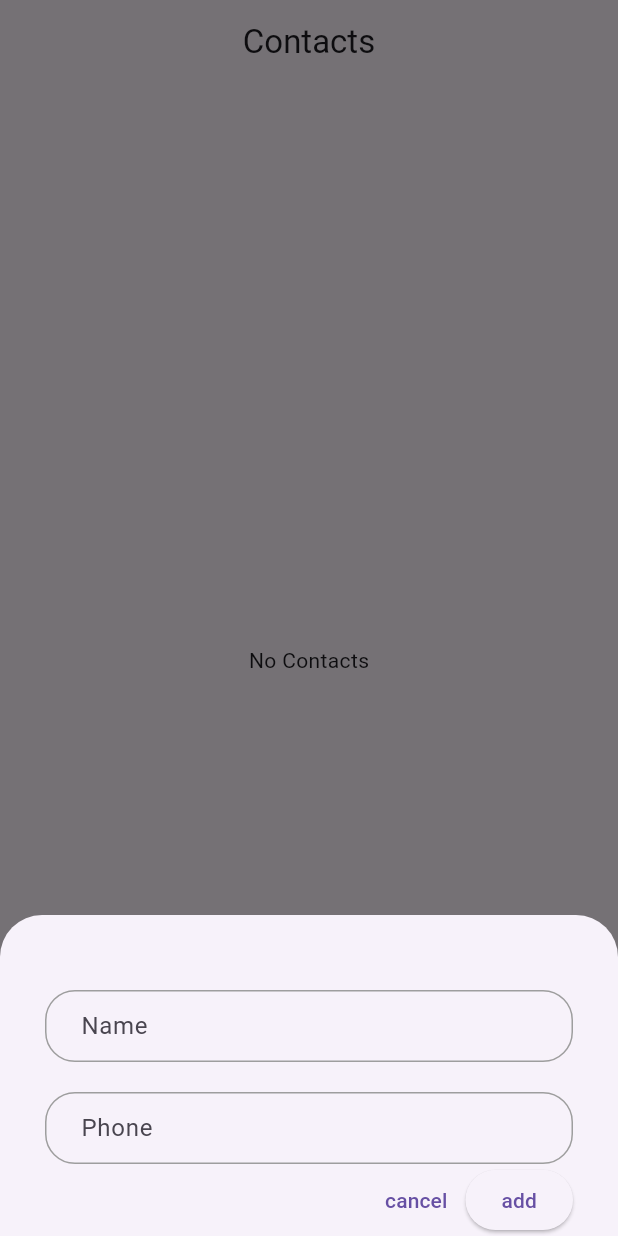
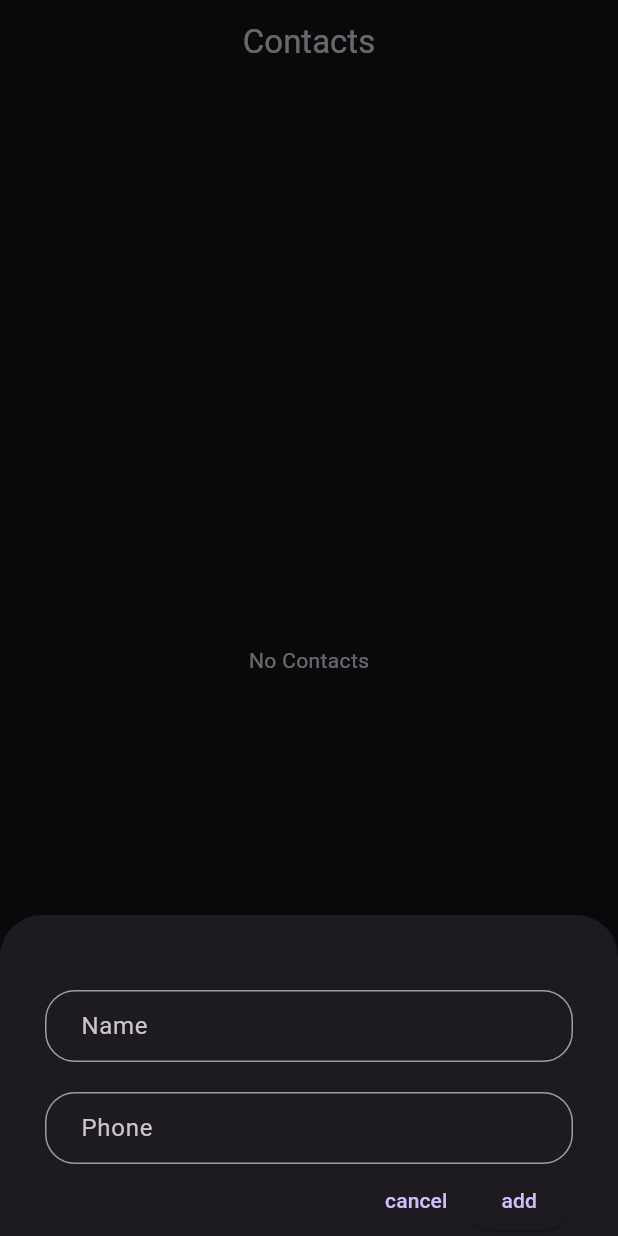
Before and after one commit to AbhimanyuT0800/Contacts-App, a Flutter app: the screen it shows after launch, after a tap on "Add contact", on a phone screen of 412 x 824 dp. Run offline on Flutter 3.47's test engine with Material 3 defaults, Android fonts, the phone set to English and light mode, and no system bars; our stand-ins replace flutter_riverpod, objectbox, riverpod_annotation; generated files the repository leaves out were written again.

```diff
--- a/lib/main.dart
+++ b/lib/main.dart
@@ -6,7 +6,11 @@ import 'package:flutter_riverpod/flutter_riverpod.dart';
 void main() async {
   WidgetsFlutterBinding.ensureInitialized();
   await ContactServices.createBox();
-  runApp(const ProviderScope(child: MainApp()));
+  runApp(
+    const ProviderScope(
+      child: MainApp(),
+    ),
+  );
 }
 
 class MainApp extends StatelessWidget {
@@ -14,6 +18,10 @@ class MainApp extends StatelessWidget {
 
   @override
   Widget build(BuildContext context) {
-    return MaterialApp(debugShowCheckedModeBanner: false, home: ContactPage());
+    return MaterialApp(
+      theme: ThemeData.dark(),
+      debugShowCheckedModeBanner: false,
+      home: ContactPage(),
+    );
   }
 }
--- a/lib/view/pages/contacts.dart
+++ b/lib/view/pages/contacts.dart
@@ -12,8 +12,8 @@ class ContactPage extends ConsumerWidget {
 
   @override
   Widget build(BuildContext context, WidgetRef ref) {
-    final List<ContactEntity> contactList =
-        ref.watch(contactProvider) as List<ContactEntity>;
+    final List<ContactEntity> contactList = ref.watch(contactProvider);
+    print(contactList.length);
     return Scaffold(
       appBar: AppBar(
         title: const Center(
@@ -24,27 +24,36 @@ class ContactPage extends ConsumerWidget {
           ? const Center(
               child: Text('No Contacts'),
             )
-          : Expanded(
-              child: ListView.builder(
+          : ListView.builder(
+              shrinkWrap: true,
               itemCount: contactList.length,
               itemBuilder: (context, index) {
                 return ListTile(
-                    title: Text(contactList[index].name),
+                    title: Text(
+                      contactList[index].name,
+                      style: const TextStyle(
+                          fontSize: 20, fontWeight: FontWeight.w700),
+                    ),
                     subtitle: Text(contactList[index].phone),
                     leading: CircleAvatar(
-                      child: Text(contactList[index].name[0]),
+                      child: Text(
+                        contactList[index].name[0].toUpperCase(),
+                        style: const TextStyle(
+                            fontSize: 20, fontWeight: FontWeight.w800),
                       ),
-                    trailing: Row(
-                      mainAxisSize: MainAxisSize.min,
-                      children: [
-                        IconButton(
+                    ),
+                    trailing: PopupMenuButton(itemBuilder: (context) {
+                      return [
+                        // Edit Contact
+                        PopupMenuItem<int>(
+                          child: TextButton(
                               onPressed: () {
+                                name.text = contactList[index].name;
+                                phone.text = contactList[index].phone;
                                 showModalBottomSheet(
                                   context: context,
                                   builder: (context) {
-                                  name.text = contactList[index].name;
-                                  phone.text = contactList[index].phone;
-                                  return ModelBottomSheet(
+                                    return localBottomSheet(
                                         formKey: formKey,
                                         name: name,
                                         phone: phone,
@@ -54,37 +63,48 @@ class ContactPage extends ConsumerWidget {
                                               ContactEntity(
                                             id: contactList[index].id,
                                             name: name.text,
-                                                phone: phone.text);
+                                            phone: phone.text,
+                                          );
                                           ref
                                               .watch(contactProvider.notifier)
                                               .putContact(contact);
                                           Navigator.pop(context);
                                           name.clear();
                                           phone.clear();
-                                      });
-                                });
                                         },
-                          icon: const Icon(Icons.edit),
+                                        context: context,
+                                        isEdit: true);
+                                  },
+                                );
+                              },
+                              child: const Text('Edit')),
                         ),
-                        IconButton(
+                        // delete contact
+                        PopupMenuItem(
+                          child: TextButton(
                             onPressed: () {
                               ref
                                   .watch(contactProvider.notifier)
                                   .removeContact(contactList[index].id);
+                              Navigator.pop(context);
                             },
-                            icon: const Icon(Icons.delete_forever_sharp))
-                      ],
+                            child: const Text('Delete'),
                           ),
-                  );
+                        )
+                      ];
+                    }));
               },
             ),
-            ),
+      // add-contacts
       floatingActionButton: FloatingActionButton.extended(
           onPressed: () {
+            phone.clear();
+            name.clear();
+
             showModalBottomSheet(
               context: context,
               builder: (context) {
-                return ModelBottomSheet(
+                return localBottomSheet(
                   onPressed: () {
                     final ContactEntity contact =
                         ContactEntity(name: name.text, phone: phone.text);
@@ -97,6 +117,8 @@ class ContactPage extends ConsumerWidget {
                   formKey: formKey,
                   name: name,
                   phone: phone,
+                  context: context,
+                  isEdit: false,
                 );
               },
             );
--- a/lib/view/widgets/add_contact_bottom_sheet.dart
+++ b/lib/view/widgets/add_contact_bottom_sheet.dart
@@ -1,33 +1,25 @@
 import 'package:flutter/material.dart';
+import 'package:flutter/services.dart';
 import 'package:flutter_riverpod/flutter_riverpod.dart';
 
-class ModelBottomSheet extends StatelessWidget {
-  const ModelBottomSheet({
-    super.key,
-    required this.formKey,
-    required this.name,
-    required this.phone,
-    required this.ref,
-    required this.onPressed,
-  });
-  final WidgetRef ref;
-  final TextEditingController name;
-  final TextEditingController phone;
-  final GlobalKey<FormState> formKey;
-  final Function() onPressed;
-
-  @override
-  Widget build(BuildContext context) {
-    return SingleChildScrollView(
-      child: Padding(
-        padding: const EdgeInsets.symmetric(
-          horizontal: 30,
+Padding localBottomSheet({
+  required BuildContext context,
+  required GlobalKey<FormState> formKey,
+  required TextEditingController name,
+  required TextEditingController phone,
+  required WidgetRef ref,
+  required Function() onPressed,
+  required bool isEdit,
+}) {
+  return Padding(
+    padding: EdgeInsets.only(
+      bottom: MediaQuery.of(context).viewInsets.bottom,
+      left: 30,
+      right: 30,
     ),
     child: Form(
       key: formKey,
-            child: Padding(
-              padding: EdgeInsets.only(
-                  bottom: MediaQuery.of(context).viewInsets.bottom),
+      child: SingleChildScrollView(
         child: Column(
           mainAxisSize: MainAxisSize.min,
           crossAxisAlignment: CrossAxisAlignment.end,
@@ -36,17 +28,24 @@ class ModelBottomSheet extends StatelessWidget {
               height: 50,
             ),
             TextFormField(
-                    textInputAction: TextInputAction.go,
+              controller: name,
+              validator: (value) {
+                if (value == null || value.isEmpty) {
+                  return 'Name cannot be empty';
+                }
+                return null;
+              },
+              onChanged: (value) => name.text = value,
               decoration: InputDecoration(
                 hintText: 'Enter your name',
                 labelText: 'Name',
-                      contentPadding:
-                          const EdgeInsets.symmetric(horizontal: 20),
+                contentPadding: const EdgeInsets.symmetric(horizontal: 20),
                 enabledBorder: OutlineInputBorder(
                   borderSide: const BorderSide(
                     color: Colors.grey,
                   ),
-                          borderRadius: BorderRadius.circular(20)),
+                  borderRadius: BorderRadius.circular(20),
+                ),
                 errorBorder: OutlineInputBorder(
                     borderSide: const BorderSide(color: Colors.red),
                     borderRadius: BorderRadius.circular(20)),
@@ -55,18 +54,28 @@ class ModelBottomSheet extends StatelessWidget {
                   borderRadius: BorderRadius.circular(20),
                 ),
               ),
-                    controller: name,
             ),
             const SizedBox(
               height: 20,
             ),
             TextFormField(
+              inputFormatters: [FilteringTextInputFormatter.digitsOnly],
               controller: phone,
+              validator: (value) {
+                RegExp regx = RegExp(r'^(?:[+0]9)?[0-9]{10}$');
+                if (value == null || value.isEmpty) {
+                  return 'Phone Number cannot be empty';
+                } else if (!regx.hasMatch(value)) {
+                  return 'Enter a valid phone number';
+                }
+                return null;
+              },
+              onChanged: (value) => phone.text = value,
+              keyboardType: TextInputType.phone,
               decoration: InputDecoration(
                 hintText: 'Enter phone number',
                 labelText: 'Phone',
-                      contentPadding:
-                          const EdgeInsets.symmetric(horizontal: 20),
+                contentPadding: const EdgeInsets.symmetric(horizontal: 20),
                 enabledBorder: OutlineInputBorder(
                     borderSide: const BorderSide(
                       color: Colors.grey,
@@ -93,15 +102,18 @@ class ModelBottomSheet extends StatelessWidget {
                   child: const Text('cancel'),
                 ),
                 ElevatedButton(
-                        onPressed: onPressed,
+                  onPressed: () {
+                    if (formKey.currentState!.validate()) {
+                      onPressed();
+                    }
+                  },
                   child: const Text('add'),
                 ),
               ],
             )
           ],
         ),
-            )),
+      ),
     ),
   );
 }
-}
```
Also changed, not shown: lib/view/pages/domo.txt (added, +46 -0 lines), lib/controller/contact_provider.g.dart. Lines whose indentation alone changed are shown as unchanged.
